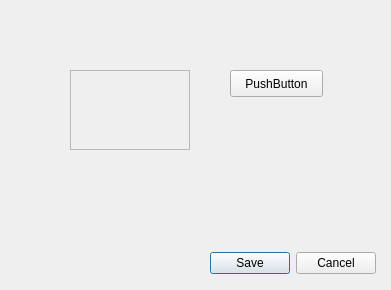
Above: conf/catalogs/books/form.ui from warvariuc/wic before the change. Below: the same form after it.
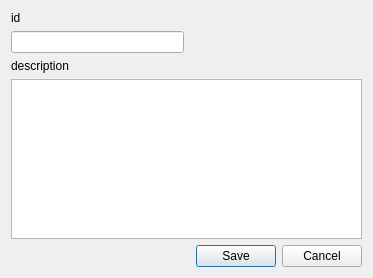
That is the form after the change.

The edit to the form file:
```diff
--- a/conf/catalogs/books/form.ui
+++ b/conf/catalogs/books/form.ui
@@ -6,8 +6,8 @@
    <rect>
     <x>0</x>
     <y>0</y>
-    <width>391</width>
-    <height>290</height>
+    <width>373</width>
+    <height>278</height>
    </rect>
   </property>
   <property name="sizePolicy">
@@ -25,48 +25,35 @@
   <property name="windowTitle">
    <string>Dialog</string>
   </property>
-  <widget class="QFrame" name="frame">
-   <property name="geometry">
-    <rect>
-     <x>70</x>
-     <y>70</y>
-     <width>120</width>
-     <height>80</height>
-    </rect>
-   </property>
-   <property name="frameShape">
-    <enum>QFrame::StyledPanel</enum>
-   </property>
-   <property name="frameShadow">
-    <enum>QFrame::Raised</enum>
-   </property>
-  </widget>
-  <widget class="QPushButton" name="pushButton">
-   <property name="geometry">
-    <rect>
-     <x>230</x>
-     <y>70</y>
-     <width>93</width>
-     <height>27</height>
-    </rect>
-   </property>
+  <layout class="QGridLayout" name="gridLayout">
+   <item row="0" column="0">
+    <widget class="QLabel" name="label">
+     <property name="text">
+      <string>id</string>
+     </property>
+    </widget>
+   </item>
+   <item row="1" column="0">
+    <widget class="QLineEdit" name="_id"/>
+   </item>
+   <item row="2" column="0">
+    <widget class="QLabel" name="label_2">
    <property name="text">
-    <string>PushButton</string>
-   </property>
-  </widget>
+      <string>description</string>
+     </property>
+    </widget>
+   </item>
+   <item row="3" column="0" colspan="2">
+    <widget class="QTextEdit" name="description"/>
+   </item>
+   <item row="4" column="1">
   <widget class="QDialogButtonBox" name="buttonBox">
-   <property name="geometry">
-    <rect>
-     <x>210</x>
-     <y>250</y>
-     <width>166</width>
-     <height>27</height>
-    </rect>
-   </property>
    <property name="standardButtons">
     <set>QDialogButtonBox::Cancel|QDialogButtonBox::Save</set>
    </property>
   </widget>
+   </item>
+  </layout>
  </widget>
  <resources/>
  <connections/>
```
Left out of the diff: 2 changed lines with no effect on the pictures. Lines whose indentation alone changed are shown as unchanged.
